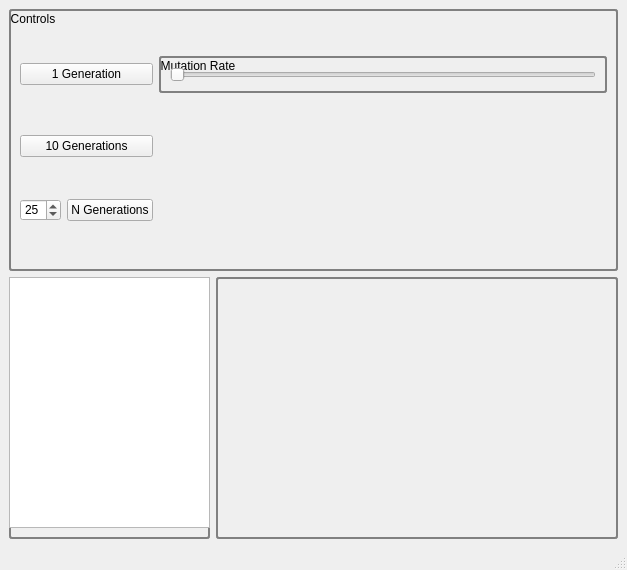
First picture: the form in pygui/main_window.ui, repository ArtificialEvolvingWorld/neural-net-tests, before the edit.
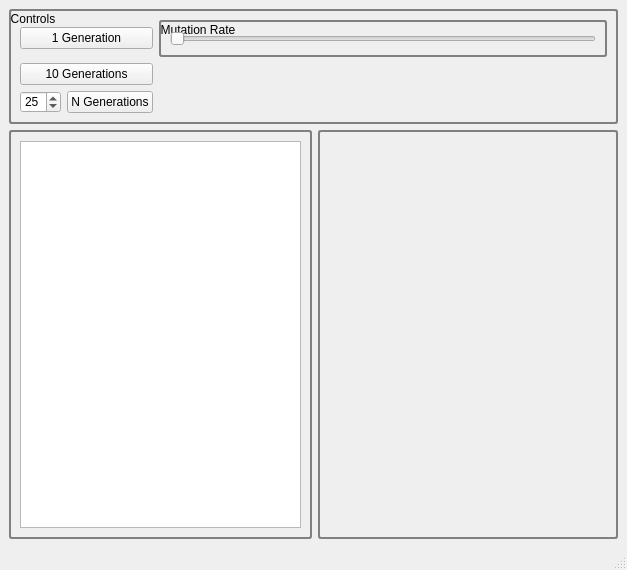
Second picture: the form after the edit.

Patch:
```diff
--- a/pygui/main_window.ui
+++ b/pygui/main_window.ui
@@ -90,39 +90,24 @@
       <property name="title">
        <string/>
       </property>
-      <widget class="QWidget" name="verticalLayoutWidget">
-       <property name="geometry">
-        <rect>
-         <x>0</x>
-         <y>0</y>
-         <width>201</width>
-         <height>251</height>
-        </rect>
-       </property>
-       <layout class="QVBoxLayout" name="tree_layout">
-        <item>
-         <widget class="QTreeView" name="tree_view"/>
-        </item>
-       </layout>
-      </widget>
+      <layout class="QGridLayout" name="gridLayout_4">
+       <item row="0" column="0">
+        <widget class="QTreeView" name="tree_view"/>
+       </item>
+      </layout>
      </widget>
     </item>
     <item row="1" column="1" colspan="2">
      <widget class="QGroupBox" name="info_box">
+      <property name="minimumSize">
+       <size>
+        <width>300</width>
+        <height>0</height>
+       </size>
+      </property>
       <property name="title">
        <string/>
       </property>
-      <widget class="QWidget" name="verticalLayoutWidget_2">
-       <property name="geometry">
-        <rect>
-         <x>0</x>
-         <y>0</y>
-         <width>401</width>
-         <height>251</height>
-        </rect>
-       </property>
-       <layout class="QVBoxLayout" name="info_layout"/>
-      </widget>
      </widget>
     </item>
    </layout>
```
Left out of the diff: 5 changed lines with no effect on the pictures.
